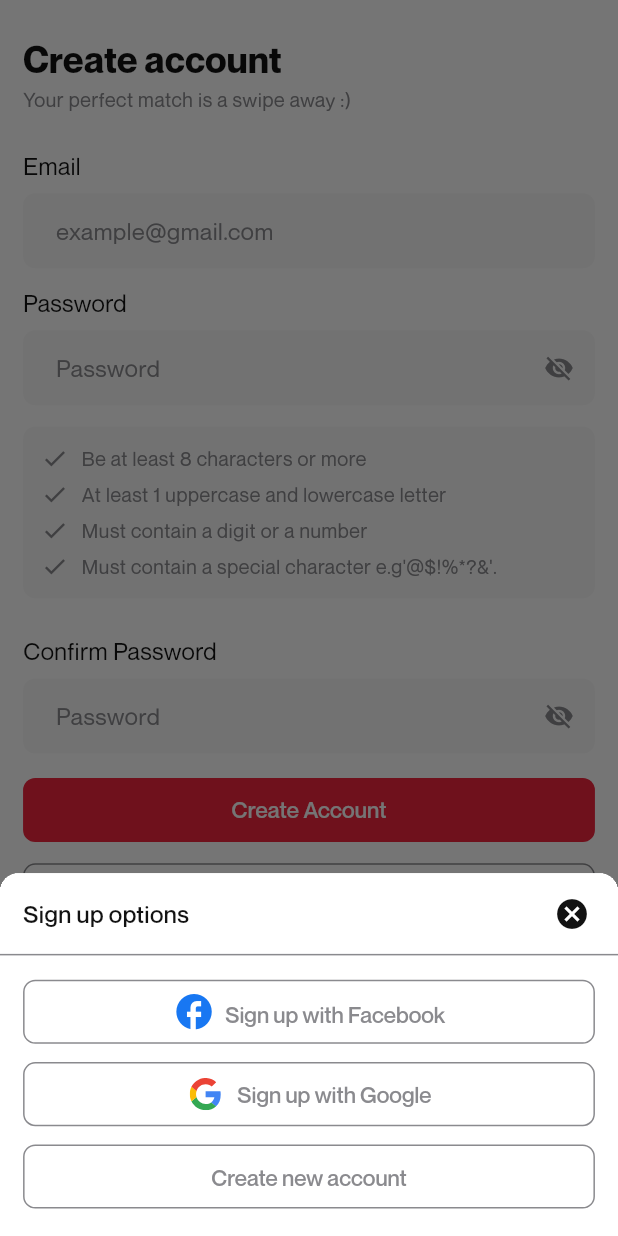
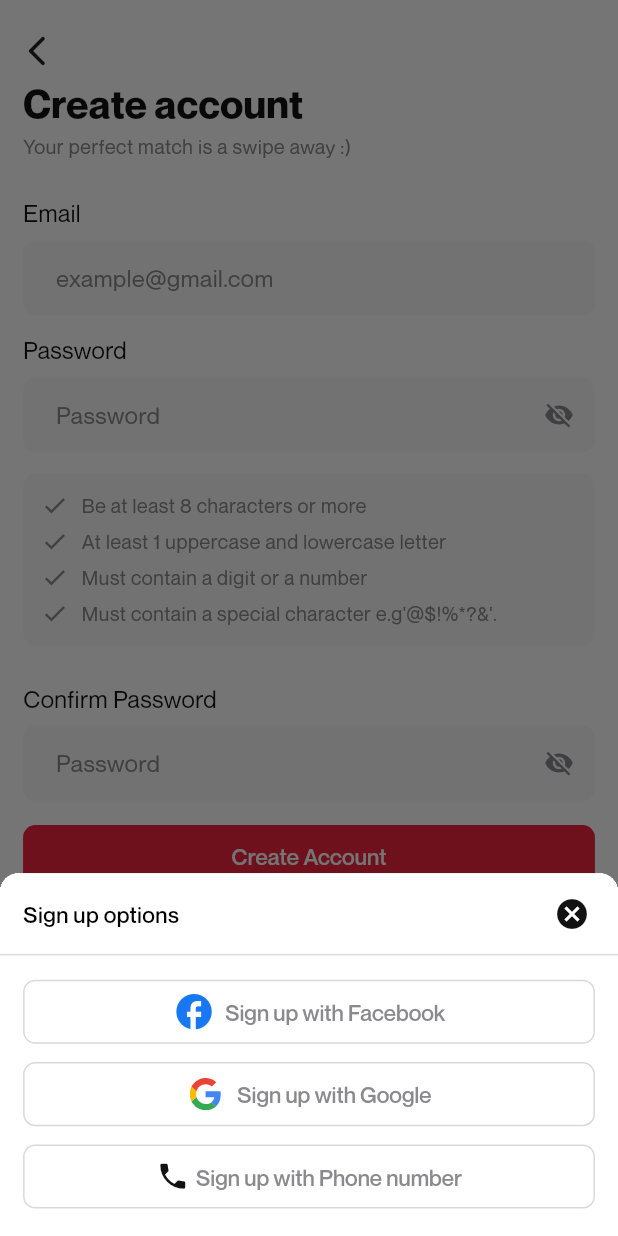
Before and after one commit to Transcend-Agency/whossy-mobile-app, a Flutter app: the SignUpCreateScreen screen opened by its route, after a tap on "or sign up with", on a phone screen of 412 x 824 dp. Run offline on Flutter 3.47's test engine with Material 3 defaults, Android fonts, the phone set to English and light mode, and no system bars; our stand-ins replace auto_route, country_picker, email_validator, firebase_core, flutter_screenutil, flutter_svg and 1 more; accounts and stored records are empty.

```diff
--- a/lib/common/components/Button/outlined_app_button.dart
+++ b/lib/common/components/Button/outlined_app_button.dart
@@ -37,7 +37,7 @@ class OutlinedAppButton extends StatelessWidget {
       style: OutlinedButton.styleFrom(
         foregroundColor: AppColors.primaryColor,
         minimumSize: Size(double.infinity, height.h),
-        side: BorderSide(color: borderColor ?? AppColors.hintTextColor),
+        side: BorderSide(color: borderColor ?? AppColors.outlinedColor),
         shape: circularBorder,
       ),
       child: loading
--- a/lib/common/components/Scaffold/app_scaffold.dart
+++ b/lib/common/components/Scaffold/app_scaffold.dart
@@ -1,28 +1,50 @@
+import 'package:auto_route/auto_route.dart';
 import 'package:flutter/material.dart';
+import 'package:flutter_screenutil/flutter_screenutil.dart';
+import 'package:whossy_mobile_app/common/utils/index.dart';
 
 class AppScaffold extends StatelessWidget {
   final Widget body;
   final bool resizeToAvoidBottomInset;
   final EdgeInsetsGeometry? padding;
+  final bool back;
 
   const AppScaffold({
     super.key,
     required this.body,
     this.resizeToAvoidBottomInset = false,
     this.padding,
+    this.back = false,
   });
 
   @override
   Widget build(BuildContext context) {
+    EdgeInsetsGeometry finalPadding = padding ?? const EdgeInsets.all(0);
     return GestureDetector(
       onTap: () => FocusScope.of(context).unfocus(),
       child: Scaffold(
         resizeToAvoidBottomInset: resizeToAvoidBottomInset,
         backgroundColor: Colors.white,
         body: SafeArea(
-          child: Padding(
-            padding: padding ?? const EdgeInsets.all(0),
-            child: body,
+          child: Stack(
+            children: [
+              if (back)
+                Padding(
+                  padding: EdgeInsets.only(left: 6.w, top: 16.h),
+                  child: GestureDetector(
+                    onTap: context.back,
+                    child: Padding(
+                      padding: EdgeInsets.all(6.r),
+                      child: backIcon(),
+                    ),
+                  ),
+                ),
+              Padding(
+                padding:
+                    finalPadding.add(EdgeInsets.only(top: back ? 28.h : 0)),
+                child: body,
+              ),
+            ], //
           ),
         ),
       ),
--- a/lib/common/components/Text/gradient_text.dart
+++ b/lib/common/components/Text/gradient_text.dart
@@ -1,7 +1,9 @@
 import 'package:flutter/material.dart';
+import 'package:flutter_screenutil/flutter_screenutil.dart';
 
 import '../../../constants/strings.dart';
 import '../../styles/text_style.dart';
+import '../../utils/app_utils.dart';
 
 class GradientText extends StatelessWidget {
   final Gradient gradient;
@@ -17,12 +19,12 @@ class GradientText extends StatelessWidget {
       shaderCallback: (_) => gradient.createShader(_),
       child: RichText(
         text: TextSpan(
-          style: TextStyles.header,
+          style: TextStyles.header.copyWith(fontSize: AppUtils.scale(43.sp)),
           children: const [
             TextSpan(text: AppStrings.splashText1),
             TextSpan(text: AppStrings.splashText2),
           ],
-        ), //
+        ),
         textScaler: const TextScaler.linear(0.95),
       ),
     );
--- a/lib/common/components/Text/privacy_text.dart
+++ b/lib/common/components/Text/privacy_text.dart
@@ -19,7 +19,7 @@ class PrivacyText extends StatelessWidget {
   @override
   Widget build(BuildContext context) {
     return Padding(
-      padding: EdgeInsets.only(bottom: 18.h, right: 8.w, left: 8.w),
+      padding: EdgeInsets.only(bottom: 16.h, right: 8.w, left: 8.w),
       child: RichText(
         textAlign: TextAlign.center,
         text: TextSpan(
--- a/lib/common/utils/widget_functions.dart
+++ b/lib/common/utils/widget_functions.dart
@@ -32,6 +32,12 @@ Icon fbIcon() {
   );
 }
 
+Icon backIcon() {
+  return const Icon(
+    Icons.arrow_back_ios_new_rounded,
+  );
+}
+
 Icon cancelIcon() {
   return const Icon(
     Icons.cancel,
--- a/lib/constants/colors.dart
+++ b/lib/constants/colors.dart
@@ -12,6 +12,8 @@ class AppColors {
   static const Color selectedFieldColor = Color(0xFFD9D9D9);
 
   static const Color hintTextColor = Color(0xFF8a8a8e);
+  static const Color outlinedColor = Color(0xFFD9D9D9);
+  static const Color optionsSheetDivider = Color(0xFFECECEC);
   static const Color errorBorderColor = AppColors.primaryColor;
   // Color(0xFFFF0A0A);
 
--- a/lib/feature/auth/login/reset_screen.dart
+++ b/lib/feature/auth/login/reset_screen.dart
@@ -38,6 +38,7 @@ class _ResetPasswordScreenState extends State<ResetPasswordScreen> {
   @override
   Widget build(BuildContext context) {
     return AppScaffold(
+      back: true,
       padding: pagePadding,
       body: Consumer<AuthenticationProvider>(
         builder: (_, auth, __) {
--- a/lib/feature/auth/sign_up/create.dart
+++ b/lib/feature/auth/sign_up/create.dart
@@ -116,6 +116,7 @@ class _SignUpCreateScreenState extends State<SignUpCreateScreen> {
   @override
   Widget build(BuildContext context) {
     return AppScaffold(
+      back: true,
       padding: pagePadding,
       body: Consumer<AuthenticationProvider>(
         builder: (context, auth, child) {
@@ -125,14 +126,14 @@ class _SignUpCreateScreenState extends State<SignUpCreateScreen> {
               addHeight(24),
               Text(
                 "Create account",
-                style: TextStyles.title.copyWith(fontSize: 24.sp),
+                style:
+                    TextStyles.title.copyWith(fontSize: AppUtils.scale(24.sp)),
               ),
               addHeight(4),
               Text(
                 "Your perfect match is a swipe away :)",
-                style: TextStyles.hintText.copyWith(
-                  fontSize: AppUtils.scale(11.5.sp),
-                ),
+                style: TextStyles.hintText
+                    .copyWith(fontSize: AppUtils.scale(11.5.sp)),
               ),
               addHeight(24),
               Padding(
--- a/lib/feature/auth/sign_up/options_sheet.dart
+++ b/lib/feature/auth/sign_up/options_sheet.dart
@@ -1,4 +1,3 @@
-import 'package:auto_route/auto_route.dart';
 import 'package:flutter/material.dart';
 import 'package:flutter_screenutil/flutter_screenutil.dart';
 import 'package:flutter_svg/svg.dart';
@@ -31,12 +30,12 @@ class SignupOptions extends StatelessWidget {
                   children: [
                     Text(
                       'Sign up options',
-                      style: TextStyles.fieldHeader.copyWith(
-                        fontWeight: FontWeight.w500,
+                      style: TextStyles.buttonText.copyWith(
+                        fontSize: AppUtils.scale(17),
                       ),
                     ),
                     GestureDetector(
-                      onTap: () => context.back(),
+                      onTap: () => Navigator.pop(context),
                       child:
                           SizedBox.square(dimension: 30.r, child: cancelIcon()),
                     )
@@ -44,7 +43,7 @@ class SignupOptions extends StatelessWidget {
                 ),
               ),
               const Divider(
-                color: AppColors.hintTextColor,
+                color: AppColors.outlinedColor,
                 height: 0,
               ),
               addHeight(16),
@@ -57,14 +56,11 @@ class SignupOptions extends StatelessWidget {
                     children: [
                       fbIcon(),
                       addWidth(6),
-                      Padding(
-                        padding: EdgeInsets.only(top: 3.h),
-                        child: Text(
-                          "Sign up with Facebook",
-                          style: TextStyles.buttonText.copyWith(
-                            color: AppColors.hintTextColor,
-                            fontSize: AppUtils.scale(17),
-                          ),
+                      Text(
+                        "Sign up with Facebook",
+                        style: TextStyles.buttonText.copyWith(
+                          color: AppColors.hintTextColor,
+                          fontSize: AppUtils.scale(17),
                         ),
                       ),
                     ],
@@ -98,7 +94,24 @@ class SignupOptions extends StatelessWidget {
                 padding: pagePadding,
                 child: OutlinedAppButton(
                   onPress: auth.createNew,
-                  text: AppStrings.createAccountButton,
+                  child: Row(
+                    mainAxisAlignment: MainAxisAlignment.center,
+                    children: [
+                      Icon(
+                        Icons.phone,
+                        color: AppColors.black,
+                        size: 22.r,
+                      ),
+                      addWidth(4),
+                      Text(
+                        "Sign up with Phone number",
+                        style: TextStyles.buttonText.copyWith(
+                          color: AppColors.hintTextColor,
+                          fontSize: AppUtils.scale(17),
+                        ),
+                      ),
+                    ],
+                  ),
                 ),
               ),
               addHeight(18)
--- a/lib/feature/auth/sign_up/phone.dart
+++ b/lib/feature/auth/sign_up/phone.dart
@@ -75,6 +75,7 @@ class _SignUpPhoneScreenState extends State<SignUpPhoneScreen> {
     double? padding = ScreenUtil().screenWidth > 500 ? 5 : 8;
 
     return AppScaffold(
+      back: true,
       padding: pagePadding,
       body: Consumer<AuthenticationProvider>(
         builder: (_, auth, __) {
--- a/pubspec.yaml
+++ b/pubspec.yaml
@@ -49,16 +49,15 @@ dependencies:
   url_launcher: ^6.3.0
   country_picker: ^2.0.26
   iconly: ^1.0.1
-  auto_route: ^8.1.4
+  auto_route: ^8.2.0
 
 dev_dependencies:
   flutter_test:
     sdk: flutter
 
   auto_route_generator: ^8.0.0
+  flutter_lints: ^3.0.0
   build_runner:
-  flutter_lints: ^3.0.0
-
 # For information on the generic Dart part of this file, see the
 # following page: https://dart.dev/tools/pub/pubspec
 
```
Also changed, not shown: lib/feature/auth/login/login_screen.dart (+5 -5 lines), lib/feature/auth/sign_up/gender.dart (+33 -1 lines), lib/feature/auth/sign_up/name.dart (+4 -3 lines), lib/feature/splash/splash_screen.dart (+18 -18 lines), pubspec.lock.
